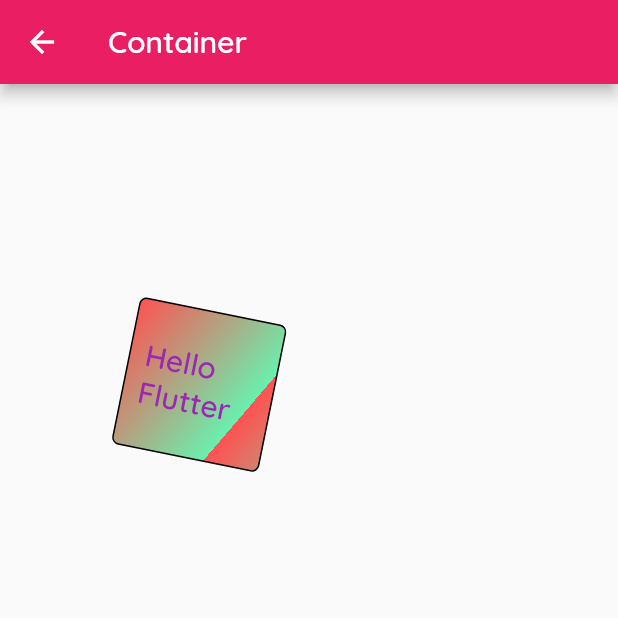
After one commit to Pluckypan/FlutterCN, a Flutter app: the ContainerPage screen opened directly, on a phone screen of 412 x 824 dp, the top half of it. The commit adds this screen. Run offline on Flutter 3.47's test engine with Material 2 defaults, Android fonts, the phone set to English and light mode, and no system bars; our stand-ins replace connectivity, device_info, dio, fluro, fluttertoast and 5 more; missing offline and left inert: dart:ffi; accounts and stored records are empty; generated files the repository leaves out were written again.

Commit message:
Container

```diff
--- /dev/null
+++ b/lib/pages/lab/container_page.dart
@@ -0,0 +1,46 @@
+import 'dart:ui';
+
+import 'package:flutter/material.dart';
+
+class ContainerPage extends StatelessWidget {
+  @override
+  Widget build(BuildContext context) {
+    return Scaffold(
+      appBar: AppBar(
+        title: Text("Container"),
+      ),
+      body: Container(
+        child: Text("Hello Flutter",style: TextStyle(
+          fontSize: 20,
+          color: Colors.purple
+        ),),
+        alignment: Alignment.center,
+        padding: EdgeInsets.all(10),
+        margin: EdgeInsets.all(20),
+        width: 10,
+        height: 200,
+        transform:  Matrix4.rotationZ(0.2)..translate(100.0,100.0),
+        constraints: BoxConstraints(
+          minHeight: 100,
+          maxHeight: 100,
+          minWidth: 100,
+          maxWidth: 100
+        ),
+        decoration: BoxDecoration(
+          color: Colors.redAccent,
+          borderRadius: BorderRadius.all(Radius.circular(5)),
+          gradient: LinearGradient(
+            begin: Alignment.topLeft,
+            end: Alignment(0.8, 0.0), // 10% of the width, so there are ten blinds.
+            colors: [Colors.redAccent, Colors.greenAccent], // whitish to gray
+            tileMode: TileMode.repeated, // repeats the gradient over the canvas
+          ),
+          border: Border.all(
+            color: Colors.black,
+            width: 1.0,
+          ),
+        ),
+      ),
+    );
+  }
+}
--- a/lib/pages/lab/lab_page.dart
+++ b/lib/pages/lab/lab_page.dart
@@ -4,6 +4,7 @@ import 'package:fluttercn/generated/i18n.dart';
 import 'package:fluttercn/pages/canvas_page.dart';
 import 'package:fluttercn/pages/clip_path.dart';
 import 'package:fluttercn/pages/lab/column_row_page.dart';
+import 'package:fluttercn/pages/lab/container_page.dart';
 import 'package:fluttercn/pages/lab/images.dart';
 import 'package:fluttercn/pages/lab/stack_page.dart';
 import 'package:fluttercn/pages/native.dart';
@@ -35,6 +36,8 @@ class LabPage extends StatelessWidget {
         return "Stack";
       case 5:
         return "Column Row";
+      case 6:
+        return "Container";
       default:
         return "";
     }
@@ -59,6 +62,9 @@ class LabPage extends StatelessWidget {
         break;
       case 5:
         RouteManager.gotoMaterial(context, ColumnRowPage());
+        break;
+      case 6:
+        RouteManager.gotoMaterial(context, ContainerPage());
         break;
     }
   }
```
Also changed, not shown: 1 other file.
